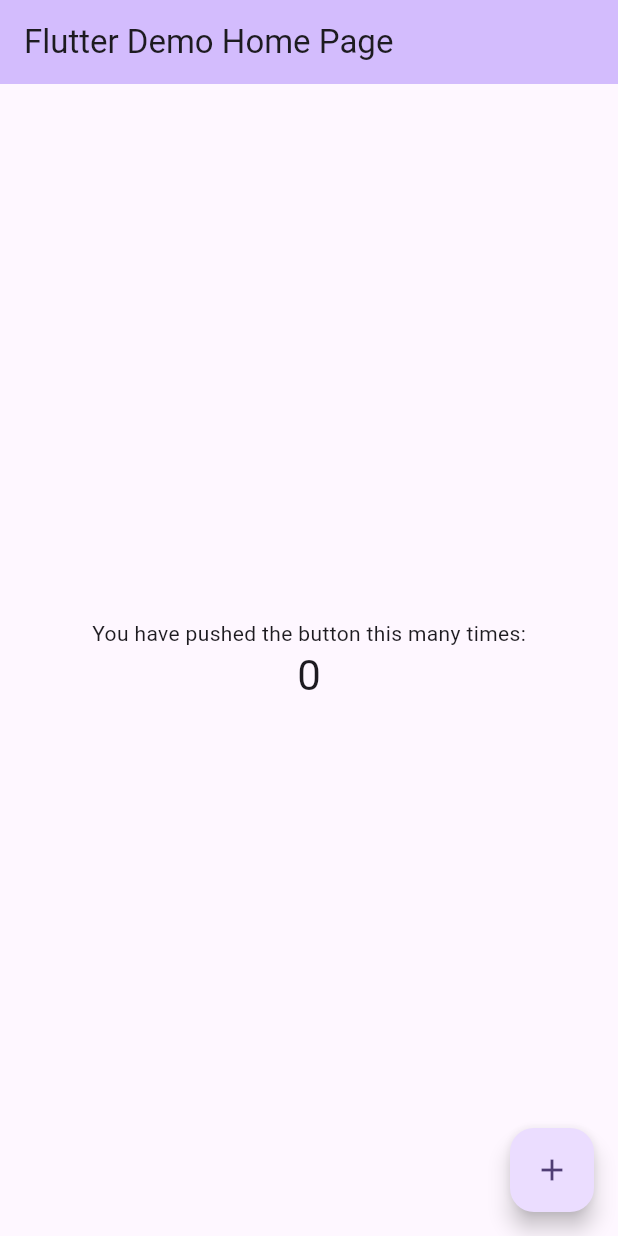
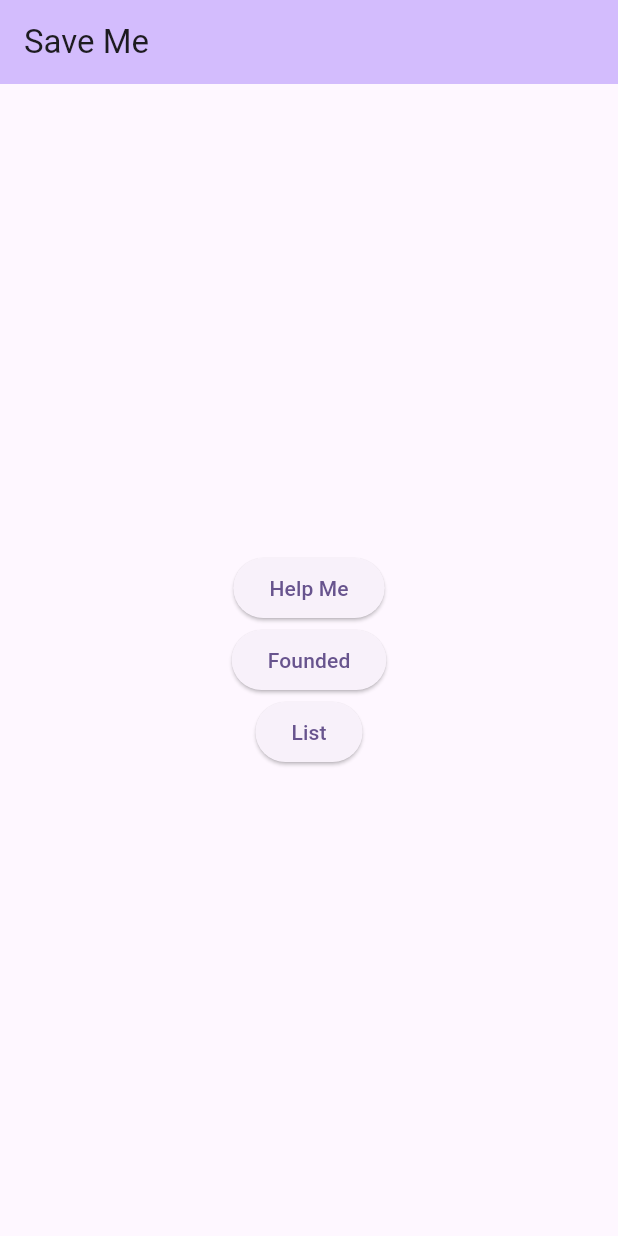
Before and after one commit to save-me-org/save-me-app, a Flutter app: the screen it shows after launch, on a phone screen of 412 x 824 dp. Run offline on Flutter 3.47's test engine with Material 3 defaults, Android fonts, the light colour scheme and no system bars.

Commit message:
Merge pull request #1
* buttons added

```diff
--- /dev/null
+++ b/lib/home.dart
@@ -0,0 +1,44 @@
+import 'package:flutter/material.dart';
+
+class HomePage extends StatefulWidget {
+  const HomePage({super.key, required this.title, required this.helpMeBtnLabel, required this.reportFoundBtnLabel, required this.findSomebodyBtnLabel});
+
+  final String title;
+  final String helpMeBtnLabel;
+  final String reportFoundBtnLabel;
+  final String findSomebodyBtnLabel;
+
+  @override
+  State<HomePage> createState() => _HomePageState();
+}
+
+class _HomePageState extends State<HomePage> {
+  @override
+  Widget build(BuildContext context) {
+    return Scaffold(
+      appBar: AppBar(
+        backgroundColor: Theme.of(context).colorScheme.inversePrimary,
+        title: Text(widget.title),
+      ),
+      body: Center(
+          child: Column(
+        mainAxisAlignment: MainAxisAlignment.center,
+        crossAxisAlignment: CrossAxisAlignment.center,
+        children: [
+          ElevatedButton(
+            onPressed: () {},
+            child: Text(widget.helpMeBtnLabel),
+          ),
+          ElevatedButton(
+            onPressed: () {},
+            child: Text(widget.reportFoundBtnLabel),
+          ),
+          ElevatedButton(
+            onPressed: () {},
+            child: Text(widget.findSomebodyBtnLabel),
+          ),
+        ],
+      )),
+    );
+  }
+}
--- a/lib/main.dart
+++ b/lib/main.dart
@@ -1,4 +1,5 @@
 import 'package:flutter/material.dart';
+import 'package:save_me_app/home.dart';
 
 void main() {
   runApp(const MyApp());
@@ -31,95 +32,7 @@
         colorScheme: ColorScheme.fromSeed(seedColor: Colors.deepPurple),
         useMaterial3: true,
       ),
-      home: const MyHomePage(title: 'Flutter Demo Home Page'),
+      home: const HomePage(title: 'Save Me', helpMeBtnLabel: 'Help Me', reportFoundBtnLabel: 'Founded', findSomebodyBtnLabel:'List'),
     );
   }
 }
-
-class MyHomePage extends StatefulWidget {
-  const MyHomePage({super.key, required this.title});
-
-  // This widget is the home page of your application. It is stateful, meaning
-  // that it has a State object (defined below) that contains fields that affect
-  // how it looks.
-
-  // This class is the configuration for the state. It holds the values (in this
-  // case the title) provided by the parent (in this case the App widget) and
-  // used by the build method of the State. Fields in a Widget subclass are
-  // always marked "final".
-
-  final String title;
-
-  @override
-  State<MyHomePage> createState() => _MyHomePageState();
-}
-
-class _MyHomePageState extends State<MyHomePage> {
-  int _counter = 0;
-
-  void _incrementCounter() {
-    setState(() {
-      // This call to setState tells the Flutter framework that something has
-      // changed in this State, which causes it to rerun the build method below
-      // so that the display can reflect the updated values. If we changed
-      // _counter without calling setState(), then the build method would not be
-      // called again, and so nothing would appear to happen.
-      _counter++;
-    });
-  }
-
-  @override
-  Widget build(BuildContext context) {
-    // This method is rerun every time setState is called, for instance as done
-    // by the _incrementCounter method above.
-    //
-    // The Flutter framework has been optimized to make rerunning build methods
-    // fast, so that you can just rebuild anything that needs updating rather
-    // than having to individually change instances of widgets.
-    return Scaffold(
-      appBar: AppBar(
-        // TRY THIS: Try changing the color here to a specific color (to
-        // Colors.amber, perhaps?) and trigger a hot reload to see the AppBar
-        // change color while the other colors stay the same.
-        backgroundColor: Theme.of(context).colorScheme.inversePrimary,
-        // Here we take the value from the MyHomePage object that was created by
-        // the App.build method, and use it to set our appbar title.
-        title: Text(widget.title),
-      ),
-      body: Center(
-        // Center is a layout widget. It takes a single child and positions it
-        // in the middle of the parent.
-        child: Column(
-          // Column is also a layout widget. It takes a list of children and
-          // arranges them vertically. By default, it sizes itself to fit its
-          // children horizontally, and tries to be as tall as its parent.
-          //
-          // Column has various properties to control how it sizes itself and
-          // how it positions its children. Here we use mainAxisAlignment to
-          // center the children vertically; the main axis here is the vertical
-          // axis because Columns are vertical (the cross axis would be
-          // horizontal).
-          //
-          // TRY THIS: Invoke "debug painting" (choose the "Toggle Debug Paint"
-          // action in the IDE, or press "p" in the console), to see the
-          // wireframe for each widget.
-          mainAxisAlignment: MainAxisAlignment.center,
-          children: <Widget>[
-            const Text(
-              'You have pushed the button this many times:',
-            ),
-            Text(
-              '$_counter',
-              style: Theme.of(context).textTheme.headlineMedium,
-            ),
-          ],
-        ),
-      ),
-      floatingActionButton: FloatingActionButton(
-        onPressed: _incrementCounter,
-        tooltip: 'Increment',
-        child: const Icon(Icons.add),
-      ), // This trailing comma makes auto-formatting nicer for build methods.
-    );
-  }
-}
```
